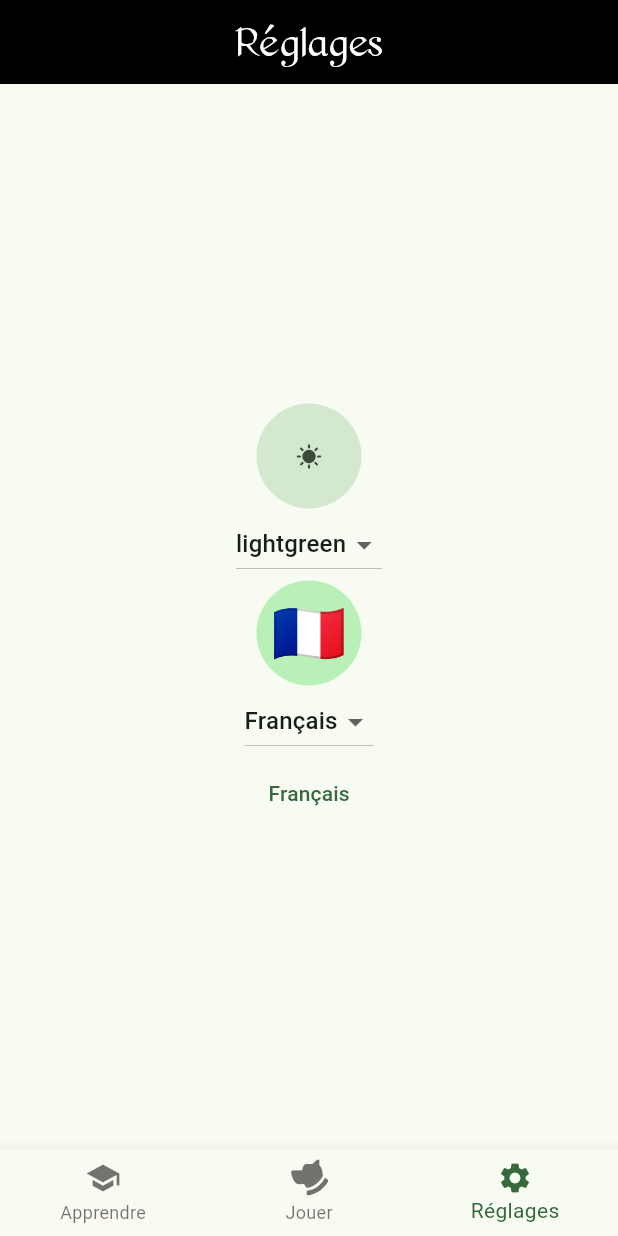
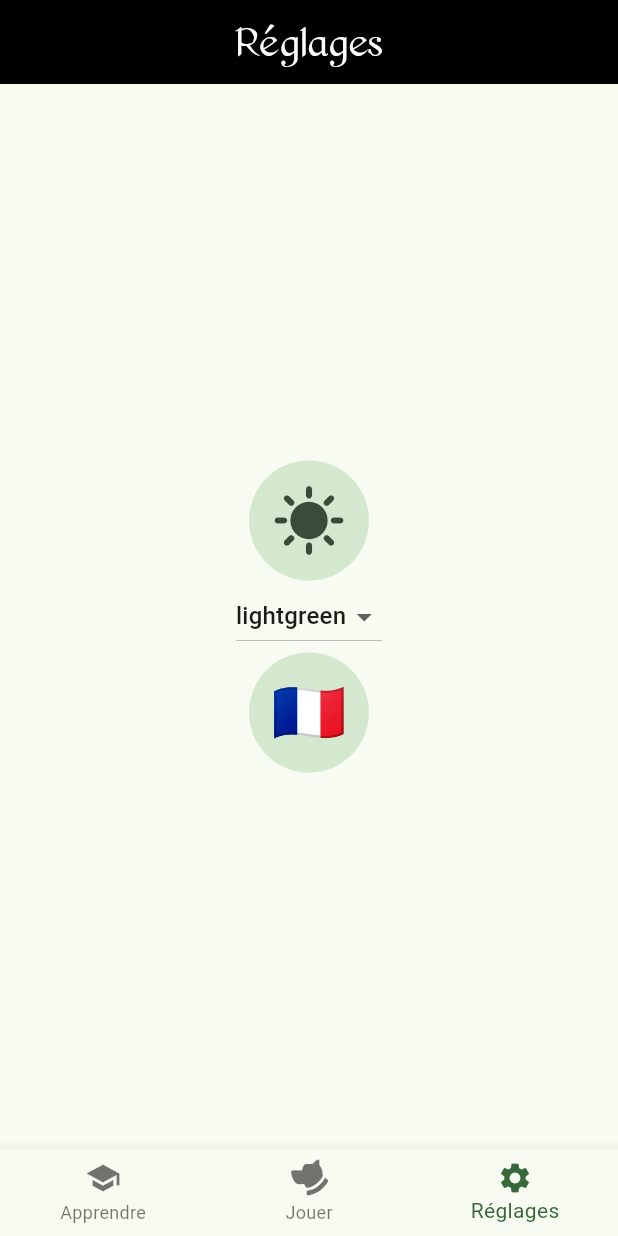
Before and after one commit to ChreSyr/iratus-flutter, a Flutter app: the screen it shows after launch, item 3 of the bottom bar chosen, after a tap on the "nightlight" icon, on a phone screen of 412 x 824 dp. Run offline on Flutter 3.47's test engine with Material 2 defaults, Android fonts, the phone set to English and light mode, and no system bars; generated files the repository leaves out were written again.

Commit message:
Cleaned up language support

```diff
--- a/lib/game/widgets.dart
+++ b/lib/game/widgets.dart
@@ -37,6 +37,8 @@ class GameResultWidget extends StatefulWidget {
 class _GameResultWidgetState extends State<GameResultWidget> {
   @override
   Widget build(BuildContext context) {
+    final AppLocalizations currentLanguage = AppLocalizations.of(context)!;
+
     return Container(
       color: const Color.fromRGBO(0, 0, 0, .5),
       child: Column(
@@ -45,13 +47,13 @@ class _GameResultWidgetState extends State<GameResultWidget> {
           FilledButton.tonalIcon(
             onPressed: () => {},
             icon: const Icon(Icons.emoji_people),
-            label: Text(AppLocalizations.of(context)!.play_locally),
+            label: Text(currentLanguage.play_locally),
           ),
           const SizedBox(height: 10),
           FilledButton.tonalIcon(
             onPressed: () => {},
             icon: const Icon(Icons.smart_toy_outlined),
-            label: Text(AppLocalizations.of(context)!.play_ai),
+            label: Text(currentLanguage.play_ai),
           ),
         ],
       ),
--- a/lib/language_widget.dart
+++ /dev/null
@@ -1,17 +0,0 @@
-import 'package:flutter/material.dart';
-import 'package:iratus/l10n/l10n.dart';
-
-class LanguageWidget extends StatelessWidget {
-  @override
-  Widget build(BuildContext context) {
-    final locale = Localizations.localeOf(context);
-    final flag = L10n.getFlag(locale.languageCode);
-
-    return Center(
-      child: CircleAvatar(
-        radius: 35,
-        child: Text(flag, style: TextStyle(fontSize: 40)),
-      ),
-    );
-  }
-}
--- a/lib/learn_page.dart
+++ b/lib/learn_page.dart
@@ -24,11 +24,13 @@ class _LearnPageState extends State<LearnPage> {
 
   @override
   Widget build(BuildContext context) {
+    final AppLocalizations currentLanguage = AppLocalizations.of(context)!;
+
     return Scaffold(
       appBar: AppBar(
         backgroundColor: Theme.of(context).colorScheme.shadow,
         title: Center(
-            child: Text(AppLocalizations.of(context)!.learn_center,
+            child: Text(currentLanguage.learn_center,
                 style: const TextStyle(
                   fontFamily: 'PierceRoman',
                   fontSize: 30,
--- a/lib/main.dart
+++ b/lib/main.dart
@@ -60,10 +60,12 @@ class _IratusAppState extends State<IratusApp> {
   }
 
   // Language
-  AppLocalizations currentLanguage = lookupAppLocalizations(L10n.langAtLaunch);
 
   @override
   Widget build(BuildContext context) {
+    final AppLocalizations currentLanguage =
+        lookupAppLocalizations(Provider.of<LocaleProvider>(context).locale);
+
     return MaterialApp(
       title: 'Iratus',
       theme: Provider.of<ThemeProvider>(context).themeData,
--- a/lib/settings_page.dart
+++ b/lib/settings_page.dart
@@ -1,6 +1,5 @@
 import 'package:flutter/material.dart';
 import 'package:iratus/l10n/l10n.dart';
-import 'package:iratus/language_widget.dart';
 import 'package:iratus/provider/language.dart';
 import 'package:iratus/provider/theme.dart';
 import 'package:provider/provider.dart';
@@ -15,7 +14,7 @@ class SettingsPage extends StatefulWidget {
 
 class _SettingsPageState extends State<SettingsPage> {
   String? _selectColor;
-  String? _selectLanguage;
+  String? _currentLanguageName;
 
   @override
   Widget build(BuildContext context) {
@@ -33,8 +32,9 @@ class _SettingsPageState extends State<SettingsPage> {
     }
 
     // Language
+    final AppLocalizations currentLanguage = AppLocalizations.of(context)!;
     final localeProvider = Provider.of<LocaleProvider>(context);
-    _selectLanguage = localeProvider.locale.languageCode;
+    _currentLanguageName = localeProvider.locale.languageCode;
     List<DropdownMenuItem<String>> generateLanguageDropdownItems() {
       List<DropdownMenuItem<String>> items = [];
 
@@ -51,7 +51,7 @@ class _SettingsPageState extends State<SettingsPage> {
       appBar: AppBar(
         backgroundColor: Theme.of(context).colorScheme.shadow,
         title: Center(
-            child: Text(AppLocalizations.of(context)!.settings,
+            child: Text(currentLanguage.settings,
                 style: const TextStyle(
                     fontFamily: 'PierceRoman',
                     fontSize: 30,
@@ -62,16 +62,20 @@ class _SettingsPageState extends State<SettingsPage> {
           mainAxisAlignment: MainAxisAlignment.center,
           children: <Widget>[
             SizedBox(
-              height: 70,
-              width: 70,
+              height: 80,
+              width: 80,
               child: FilledButton.tonal(
+                style: TextButton.styleFrom(
+                  minimumSize: Size.zero,
+                  padding: EdgeInsets.zero,
+                ),
                 onPressed: () {
-                  setState(() {
-                    themeProvider.switchDarkMode();
-                  });
+                  themeProvider.switchDarkMode();
                 },
                 child: Icon(
-                    themeProvider.isDarkMode ? Icons.nightlight : Icons.sunny),
+                  themeProvider.isDarkMode ? Icons.nightlight : Icons.sunny,
+                  size: 50,
+                ),
               ),
             ),
             DropdownButton(
@@ -79,29 +83,27 @@ class _SettingsPageState extends State<SettingsPage> {
                 value: _selectColor,
                 onChanged: (String? selectedValue) {
                   if (selectedValue is String) {
-                    setState(() {
-                      _selectColor = selectedValue;
-                      themeProvider.updateSeed(selectedValue);
-                    });
+                    _selectColor = selectedValue;
+                    themeProvider.updateSeed(selectedValue);
                   }
                 }),
-            LanguageWidget(),
-            DropdownButton(
-                items: generateLanguageDropdownItems(),
-                value: _selectLanguage,
-                onChanged: (String? selectedValue) {
-                  if (selectedValue is String) {
-                    setState(() {
-                      _selectLanguage = selectedValue;
-                      localeProvider.setLocale(L10n.allInDict[selectedValue]);
-                      // themeProvider.updateSeed(selectedValue);
-                    });
-                  }
-                }),
-            TextButton(
-              onPressed: () {},
-              child: Text(AppLocalizations.of(context)!.language),
-            )
+            SizedBox(
+              height: 80,
+              width: 80,
+              child: FilledButton.tonal(
+                  style: TextButton.styleFrom(
+                    minimumSize: Size.zero,
+                    padding: EdgeInsets.zero,
+                  ),
+                  onPressed: () {
+                    localeProvider.setLocale(L10n
+                        .allInDict[_currentLanguageName == 'fr' ? 'en' : 'fr']);
+                  },
+                  child: Text(
+                      L10n.getFlag(
+                          Localizations.localeOf(context).languageCode),
+                      style: const TextStyle(fontSize: 40))),
+            ),
           ],
         ),
       ),
```
